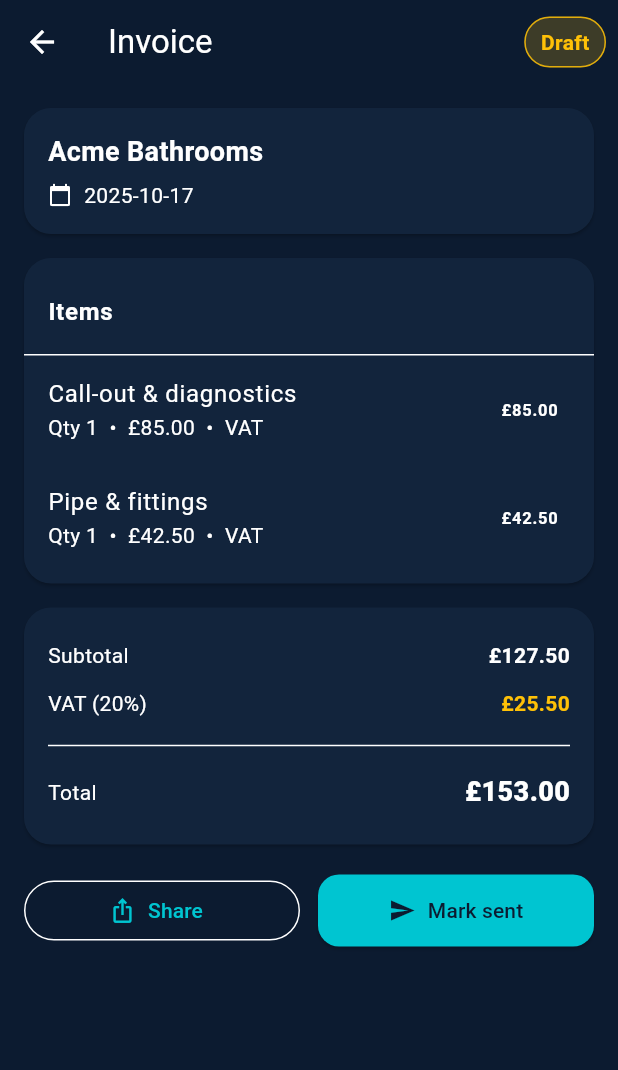
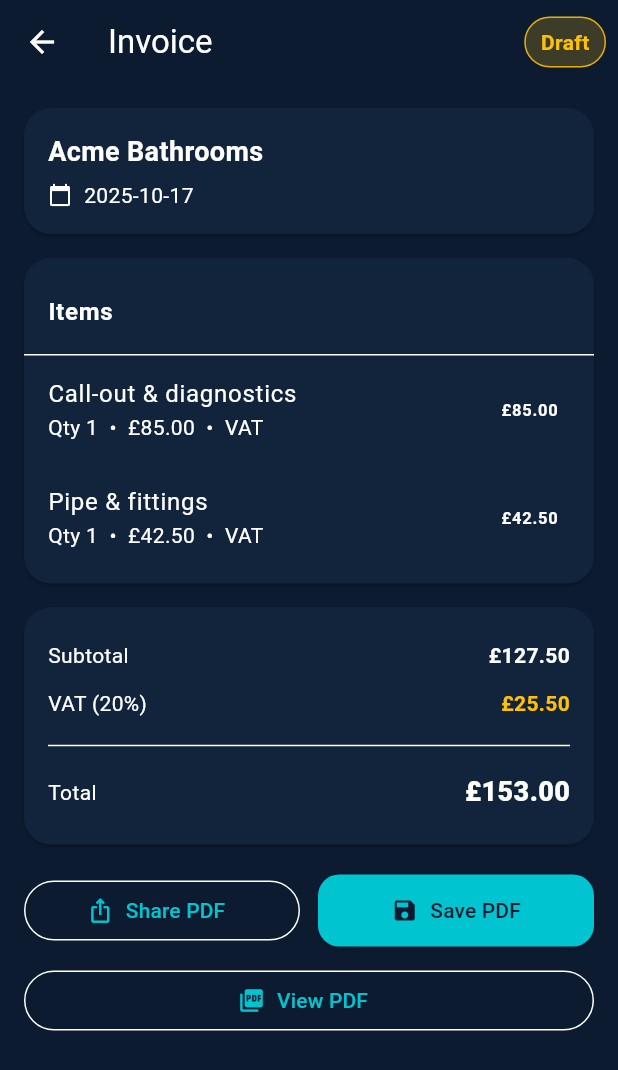
Before and after one commit to Ogoldwait91/Foreman, a Flutter app: the InvoicesScreen screen opened directly, after a tap on "Acme Bathrooms", on a phone screen of 412 x 824 dp. Shown: the top 1070 px of the screen. Run offline on Flutter 3.47's test engine with Material 3 defaults, Android fonts, the phone set to English and light mode, and no system bars; our stand-ins replace open_filex, pdf, printing.

Commit message:
feat(records): save invoice PDFs to monthly archive and view/open

```diff
--- a/apps/mobile/lib/src/models/invoice.dart
+++ b/apps/mobile/lib/src/models/invoice.dart
@@ -11,6 +11,10 @@ class Invoice {
   final double vatRate; // e.g., 0.2 for 20%
   final InvoiceStatus status;
 
+  // New (for records)
+  final String? jobId;    // optional job association
+  final String? pdfPath;  // saved PDF path
+
   Invoice({
     required this.id,
     required this.clientId,
@@ -19,13 +23,26 @@ class Invoice {
     this.items = const [],
     this.vatRate = 0.20,
     this.status = InvoiceStatus.draft,
+    this.jobId,
+    this.pdfPath,
   });
 
-  double get subtotal =>
-      items.fold(0.0, (a, i) => a + i.lineTotal);
+  double get subtotal => items.fold(0.0, (a, i) => a + i.lineTotal);
+  double get vat => items
+      .where((i) => i.vatApplicable)
+      .fold(0.0, (a, i) => a + (i.lineTotal * vatRate));
+  double get total => subtotal + vat;
 
-  double get vat =>
-      items.where((i) => i.vatApplicable).fold(0.0, (a, i) => a + (i.lineTotal * vatRate));
-
-  double get total => subtotal + vat;
+  // copyWith for updating pdfPath later
+  Invoice copyWith({String? pdfPath}) => Invoice(
+    id: id,
+    clientId: clientId,
+    issueDate: issueDate,
+    dueDate: dueDate,
+    items: items,
+    vatRate: vatRate,
+    status: status,
+    jobId: jobId,
+    pdfPath: pdfPath ?? this.pdfPath,
+  );
 }
--- a/apps/mobile/lib/src/screens/invoice_preview_screen.dart
+++ b/apps/mobile/lib/src/screens/invoice_preview_screen.dart
@@ -1,9 +1,13 @@
 import "package:flutter/material.dart";
+import "package:printing/printing.dart";
+import "package:open_filex/open_filex.dart";
 import "../theme.dart";
 import "../data/app_store.dart";
 import "../models/invoice.dart";
 import "../models/client.dart";
 import "../utils/utils.dart";
+import "../services/pdf_service.dart";
+import "../services/storage_service.dart";
 
 class InvoicePreviewScreen extends StatelessWidget {
   final String invoiceId;
@@ -21,6 +25,31 @@ class InvoicePreviewScreen extends StatelessWidget {
       orElse: () => Client(id: "unknown", name: "Unknown"),
     );
 
+    Future<void> sharePdf() async {
+      final data = await PdfService.buildInvoicePdf(client: client, invoice: inv, businessName: "Foreman User");
+      await Printing.sharePdf(bytes: data, filename: "invoice_${inv.id}.pdf");
+    }
+
+    Future<void> savePdf() async {
+      final data = await PdfService.buildInvoicePdf(client: client, invoice: inv, businessName: "Foreman User");
+      final path = await StorageService.saveInvoicePdf(
+        data,
+        issued: inv.issueDate,
+        fileName: "invoice_${inv.id}",
+      );
+      AppStore().setInvoicePdfPath(inv.id, path);
+      // ignore: use_build_context_synchronously
+      ScaffoldMessenger.of(context).showSnackBar(SnackBar(content: Text("Saved to $path")));
+    }
+
+    Future<void> viewPdf() async {
+      if (inv.pdfPath == null) {
+        ScaffoldMessenger.of(context).showSnackBar(const SnackBar(content: Text("Save the PDF first.")));
+        return;
+      }
+      await OpenFilex.open(inv.pdfPath!);
+    }
+
     return Scaffold(
       backgroundColor: ForemanColors.navy,
       appBar: AppBar(
@@ -37,7 +66,7 @@ class InvoicePreviewScreen extends StatelessWidget {
       body: ListView(
         padding: const EdgeInsets.symmetric(vertical: 8),
         children: [
-          // Header card
+          // Header
           Card(
             child: Padding(
               padding: const EdgeInsets.all(16),
@@ -64,7 +93,7 @@ class InvoicePreviewScreen extends StatelessWidget {
             ),
           ),
 
-          // Items card
+          // Items
           Card(
             child: Padding(
               padding: const EdgeInsets.symmetric(vertical: 8),
@@ -75,17 +104,16 @@ class InvoicePreviewScreen extends StatelessWidget {
                   ),
                   const Divider(height: 1),
                   ...inv.items.map((it) => ListTile(
-                        title: Text(it.description),
-                        subtitle: Text("Qty ${it.quantity}  •  £${it.unitPrice.toStringAsFixed(2)}"
-                            "${it.vatApplicable ? '  •  VAT' : ''}"),
-                        trailing: Text(money(it.lineTotal), style: const TextStyle(fontWeight: FontWeight.w700)),
-                      )),
+                    title: Text(it.description),
+                    subtitle: Text("Qty ${it.quantity}  •  £${it.unitPrice.toStringAsFixed(2)}${it.vatApplicable ? '  •  VAT' : ''}"),
+                    trailing: Text(money(it.lineTotal), style: const TextStyle(fontWeight: FontWeight.w700)),
+                  )),
                 ],
               ),
             ),
           ),
 
-          // Totals card
+          // Totals
           Card(
             child: Padding(
               padding: const EdgeInsets.all(16),
@@ -100,33 +128,23 @@ class InvoicePreviewScreen extends StatelessWidget {
             ),
           ),
 
-          // CTA bar
+          // CTA row
           Padding(
             padding: const EdgeInsets.symmetric(horizontal: 16, vertical: 12),
-            child: Row(
+            child: Column(
               children: [
-                Expanded(
-                  child: OutlinedButton.icon(
-                    onPressed: () {
-                      ScaffoldMessenger.of(context).showSnackBar(
-                        const SnackBar(content: Text("Share/Send coming next (PDF).")),
-                      );
-                    },
-                    icon: const Icon(Icons.ios_share),
-                    label: const Text("Share"),
-                  ),
+                Row(
+                  children: [
+                    Expanded(child: OutlinedButton.icon(onPressed: sharePdf, icon: const Icon(Icons.ios_share), label: const Text("Share PDF"))),
+                    const SizedBox(width: 12),
+                    Expanded(child: ElevatedButton.icon(onPressed: savePdf, icon: const Icon(Icons.save), label: const Text("Save PDF"))),
+                  ],
                 ),
-                const SizedBox(width: 12),
-                Expanded(
-                  child: ElevatedButton.icon(
-                    onPressed: () {
-                      ScaffoldMessenger.of(context).showSnackBar(
-                        const SnackBar(content: Text("Mark as Sent (placeholder).")),
-                      );
-                    },
-                    icon: const Icon(Icons.send),
-                    label: const Text("Mark sent"),
-                  ),
+                const SizedBox(height: 12),
+                Row(
+                  children: [
+                    Expanded(child: OutlinedButton.icon(onPressed: viewPdf, icon: const Icon(Icons.picture_as_pdf), label: const Text("View PDF"))),
+                  ],
                 ),
               ],
             ),
--- a/apps/mobile/pubspec.yaml
+++ b/apps/mobile/pubspec.yaml
@@ -34,6 +34,11 @@ dependencies:
   # The following adds the Cupertino Icons font to your application.
   # Use with the CupertinoIcons class for iOS style icons.
   cupertino_icons: ^1.0.8
+  pdf: ^3.11.3
+  printing: ^5.14.2
+  intl: ^0.20.2
+  path_provider: ^2.1.5
+  open_filex: ^4.7.0
 
 dev_dependencies:
   flutter_test:
```
Also changed, not shown: apps/mobile/lib/src/data/app_store.dart (+8 -2 lines), apps/mobile/lib/src/services/pdf_service.dart (added, +182 -0 lines), apps/mobile/lib/src/services/storage_service.dart (added, +21 -0 lines), 5 other files.
